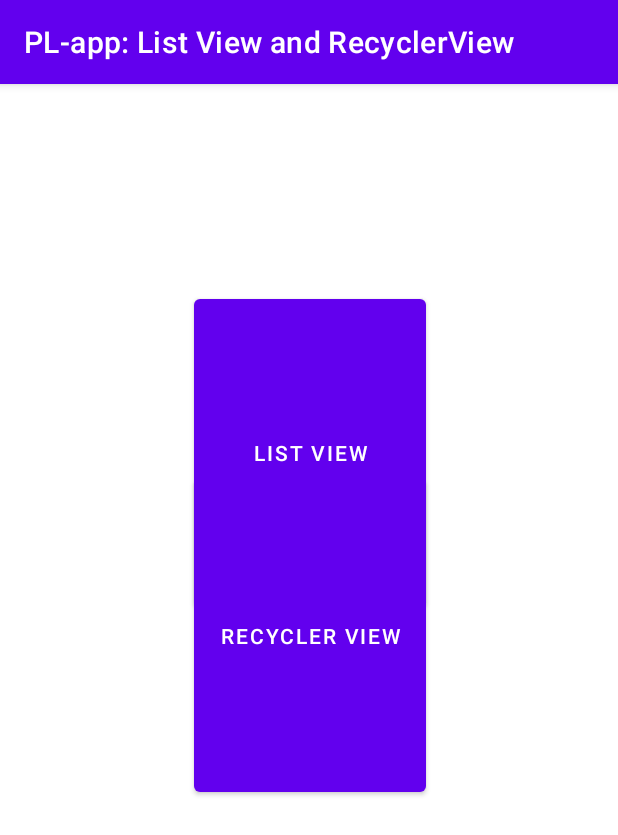
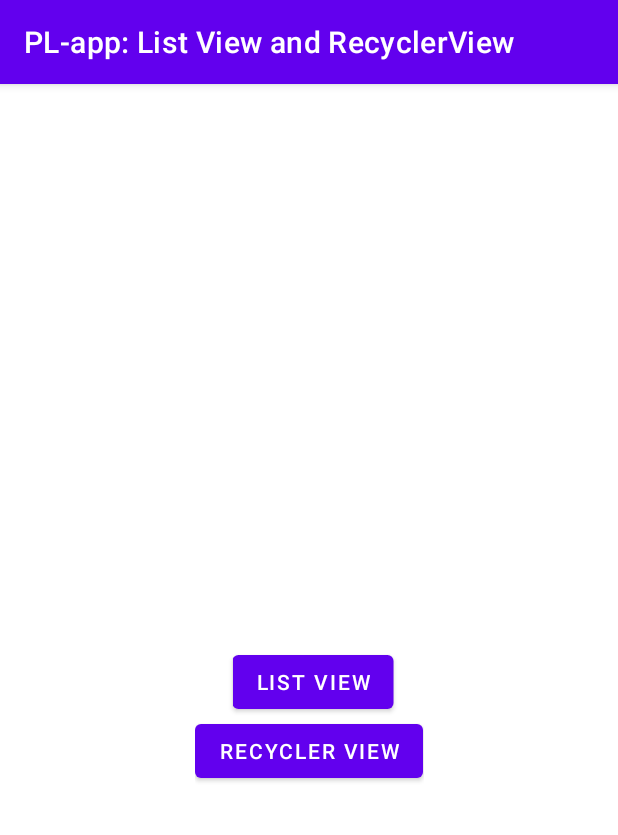
Before and after one commit to jiachun23/Android_tutorials, an Android app: the screen it shows after launch (MainActivity), on a phone screen of 412 x 824 dp. Shown: the top 835 px of the screen. Run offline under Robolectric (Android 15) with nearby library versions, the phone set to English and light mode, and no system bars.

Commit message:
Updated version

```diff
--- a/app/src/main/res/layout/activity_main.xml
+++ b/app/src/main/res/layout/activity_main.xml
@@ -4,36 +4,27 @@
     xmlns:tools="http://schemas.android.com/tools"
     android:layout_width="wrap_content"
     android:layout_height="match_parent"
+    android:translationX="130dp"
     tools:context=".MainActivity">
 
 
     <Button
         android:id="@+id/btnList"
         android:layout_width="wrap_content"
-        android:layout_height="52dp"
-        android:layout_alignParentStart="true"
-        android:layout_alignParentTop="true"
-        android:layout_alignParentEnd="true"
-        android:layout_alignParentBottom="true"
-        android:layout_marginStart="129dp"
-        android:layout_marginTop="137dp"
-        android:layout_marginEnd="128dp"
-        android:layout_marginBottom="414dp"
+        android:layout_height="wrap_content"
+        android:layout_above="@+id/btnRecycler"
+        android:layout_marginEnd="45dp"
+        android:layout_marginBottom="-2dp"
         android:onClick="btnList"
-        android:text="List View" />
+        android:text="List View"
+        android:translationX="25dp" />
 
     <Button
         android:id="@+id/btnRecycler"
-        android:layout_width="153dp"
-        android:layout_height="55dp"
-        android:layout_alignParentStart="true"
-        android:layout_alignParentTop="true"
-        android:layout_alignParentEnd="true"
+        android:layout_width="wrap_content"
+        android:layout_height="wrap_content"
         android:layout_alignParentBottom="true"
-        android:layout_marginStart="129dp"
-        android:layout_marginTop="258dp"
-        android:layout_marginEnd="128dp"
-        android:layout_marginBottom="290dp"
+        android:layout_marginBottom="299dp"
         android:onClick="btnRecycler"
         android:text="Recycler View" />
 
--- a/app/src/main/res/layout/my_row.xml
+++ b/app/src/main/res/layout/my_row.xml
@@ -7,7 +7,9 @@
 
     <androidx.cardview.widget.CardView
         android:layout_width="match_parent"
-        android:layout_height="wrap_content" >
+        android:layout_height="wrap_content"
+        >
+
 
         <androidx.constraintlayout.widget.ConstraintLayout
             android:layout_width="match_parent"
```
